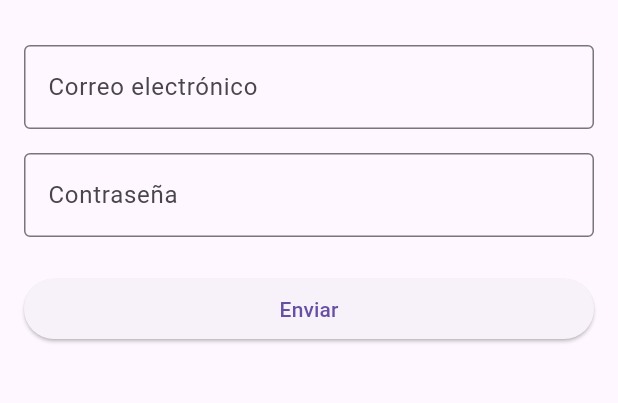
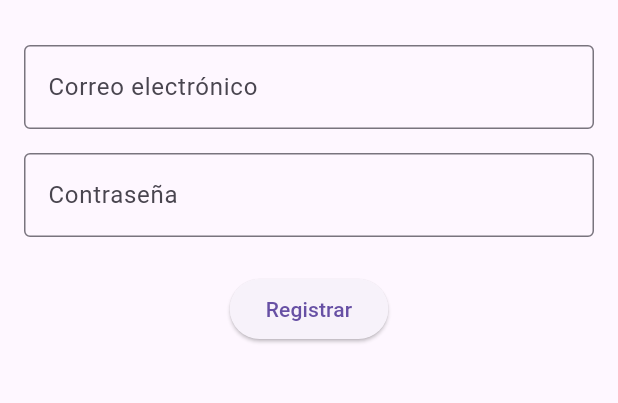
Before and after one commit to Domiciano/AppMovil261, a Flutter app: the screen it shows after launch, on a phone screen of 412 x 824 dp, the part 63-466 px from its top. Run offline on Flutter 3.47's test engine with Material 3 defaults, Android fonts, the phone set to English and light mode, and no system bars; our stand-ins replace flutter_bloc, supabase_flutter; accounts and stored records are empty.

Commit message:
Semana 11

```diff
--- a/lib/features/signup/ui/bloc/signup_bloc.dart
+++ b/lib/features/signup/ui/bloc/signup_bloc.dart
@@ -1,17 +1,51 @@
 //Eventos
+import 'package:appmovil261/features/auth/domain/usecases/signup_usecase.dart';
+import 'package:flutter_bloc/flutter_bloc.dart';
+
 abstract class SignupEvent {}
 
-class SignupSubmitEvent extends SignupEvent {}
+class SignupSubmitEvent extends SignupEvent {
+  //Puedo hacer un modelo de usuario de UI
+  final String email;
+  final String password;
+  SignupSubmitEvent({required this.email, required this.password});
+}
 
 //States
 abstract class SignupState {}
 
-abstract class SignupIdleState extends SignupState {}
+class SignupIdleState extends SignupState {}
 
-abstract class SignupSuccessState extends SignupState {}
+class SignupSuccessState extends SignupState {}
 
-abstract class SignupFailState extends SignupState {}
+class SignupFailState extends SignupState {
+  final String message;
+  SignupFailState({required this.message});
+}
 
-abstract class SignupLoadingState extends SignupState {}
+class SignupLoadingState extends SignupState {}
 
 //BloC
+class SignupBloc extends Bloc<SignupEvent, SignupState> {
+  //Dependencia
+  SignupUsecase _usecase = SignupUsecase(); //Es una práctica temprana
+
+  SignupBloc() : super(SignupIdleState()) {
+    //Funciones on
+    on<SignupSubmitEvent>(signup);
+  }
+
+  Future<void> signup(
+    SignupSubmitEvent event,
+    Emitter<SignupState> emit,
+  ) async {
+    //Notificar que estamos cargando
+    emit(SignupLoadingState());
+    try {
+      await _usecase.execute(event.email, event.password);
+      emit(SignupSuccessState());
+    } catch (e) {
+      emit(SignupFailState(message: e.toString())); //Mensaje de error requerido
+    }
+  }
+}
--- a/lib/features/signup/ui/screens/signup_screen.dart
+++ b/lib/features/signup/ui/screens/signup_screen.dart
@@ -1,14 +1,32 @@
 import 'package:appmovil261/features/auth/domain/usecases/signup_usecase.dart';
+import 'package:appmovil261/features/signup/ui/bloc/signup_bloc.dart';
 import 'package:flutter/material.dart';
+import 'package:flutter_bloc/flutter_bloc.dart';
 
 class SignupScreen extends StatelessWidget {
   SignupScreen({super.key});
 
-  TextEditingController emailController = TextEditingController();
-  TextEditingController passController = TextEditingController();
+  final TextEditingController emailController = TextEditingController();
+  final TextEditingController passController = TextEditingController();
 
   @override
   Widget build(BuildContext context) {
+    return BlocListener<SignupBloc, SignupState>(
+      //Puedo ejecutar acciones que NO tienen que ver con el arbol de renderizado
+      listener: (context, state) {
+        if (state is SignupSuccessState) {
+          Navigator.pushNamed(context, '/home');
+        } else if (state is SignupFailState) {
+          ScaffoldMessenger.of(
+            context,
+          ).showSnackBar(SnackBar(content: Text(state.message)));
+        }
+      },
+      child: Content(),
+    );
+  }
+
+  Widget Content() {
     return Scaffold(
       appBar: AppBar(title: const Text('Formulario')),
       body: Padding(
@@ -33,15 +51,29 @@ class SignupScreen extends StatelessWidget {
               obscureText: true,
             ),
             const SizedBox(height: 24),
-            SizedBox(
-              width: double.infinity,
-              child: ElevatedButton(
-                onPressed: () {
-                  SignupUsecase usecase = SignupUsecase();
-                  usecase.execute(emailController.text, passController.text);
-                },
-                child: const Text('Enviar'),
-              ),
+
+            BlocBuilder<SignupBloc, SignupState>(
+              builder: (context, state) {
+                bool loading = state is SignupLoadingState;
+                return Column(
+                  children: [
+                    loading ? CircularProgressIndicator() : SizedBox.shrink(),
+                    ElevatedButton(
+                      onPressed: () {
+                        //Registro
+                        context.read<SignupBloc>().add(
+                          SignupSubmitEvent(
+                            email: emailController.text,
+                            password: passController.text,
+                          ),
+                        );
+                        //
+                      },
+                      child: Text("Registrar"),
+                    ),
+                  ],
+                );
+              },
             ),
           ],
         ),
--- a/lib/main.dart
+++ b/lib/main.dart
@@ -1,6 +1,8 @@
 import 'package:appmovil261/features/auth/domain/usecases/signup_usecase.dart';
+import 'package:appmovil261/features/signup/ui/bloc/signup_bloc.dart';
 import 'package:appmovil261/features/signup/ui/screens/signup_screen.dart';
 import 'package:flutter/material.dart';
+import 'package:flutter_bloc/flutter_bloc.dart';
 import 'package:supabase_flutter/supabase_flutter.dart';
 
 void main() async {
@@ -18,6 +20,13 @@ class App extends StatelessWidget {
 
   @override
   Widget build(BuildContext context) {
-    return MaterialApp(home: SignupScreen());
+    return MaterialApp(
+      initialRoute: '/signup',
+      routes: {
+        '/signup': (_) =>
+            BlocProvider(create: (_) => SignupBloc(), child: SignupScreen()),
+        '/home': (_) => Text("Profile"),
+      },
+    );
   }
 }
--- a/pubspec.yaml
+++ b/pubspec.yaml
@@ -34,6 +34,7 @@ dependencies:
   # The following adds the Cupertino Icons font to your application.
   # Use with the CupertinoIcons class for iOS style icons.
   cupertino_icons: ^1.0.8
+  flutter_bloc: ^9.1.1
 
 dev_dependencies:
   flutter_test:
```
Also changed, not shown: pubspec.lock.
